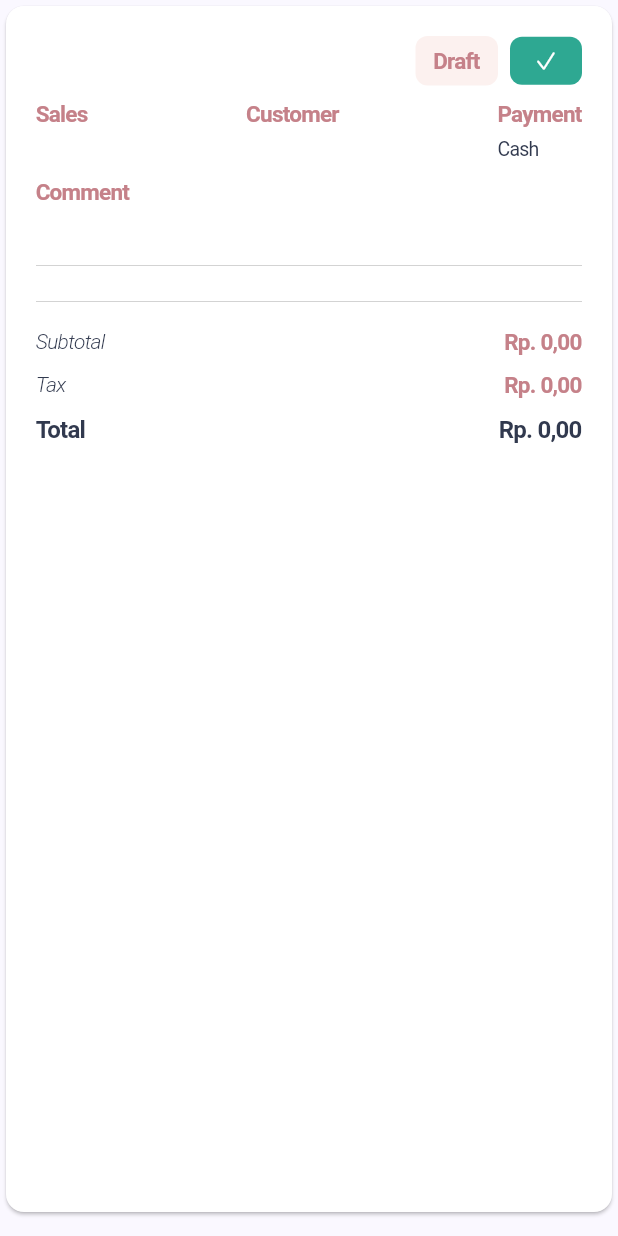
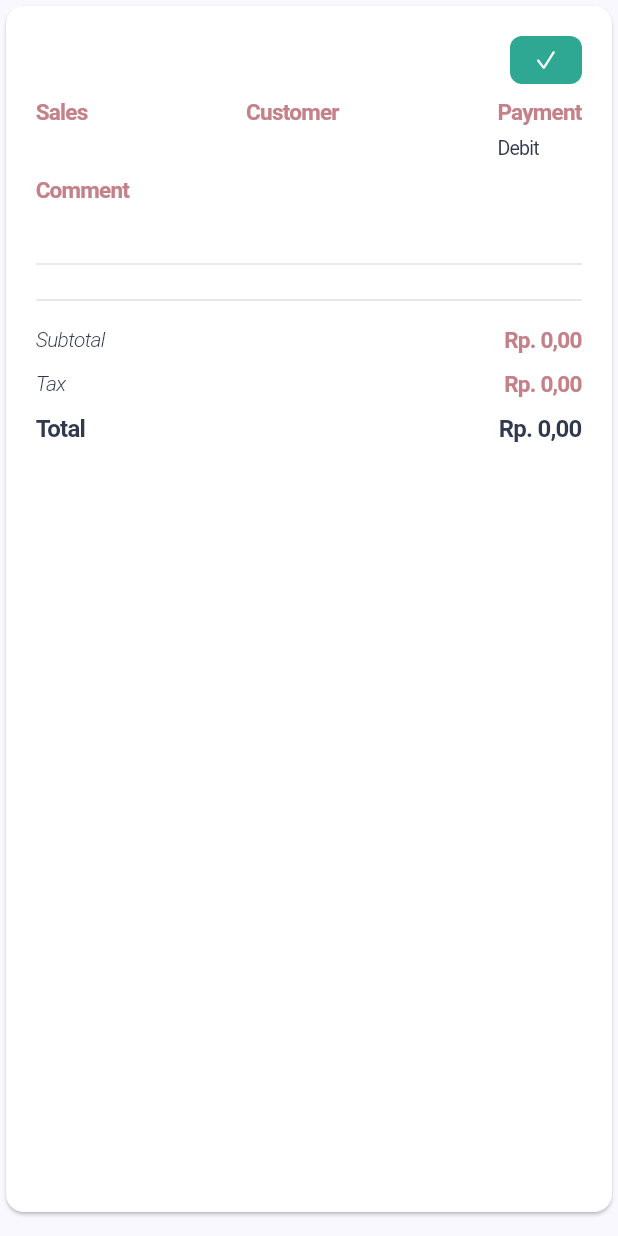
Before and after one commit to ChrisJulLimantoro/operational-app, a Flutter app: the TransactionCard widget shown alone on an empty page, opened directly with empty values, on a phone screen of 412 x 824 dp. Run offline on Flutter 3.47's test engine with Material 3 defaults, Android fonts, the light colour scheme and no system bars; our stand-ins replace dio, flutter_bloc, flutter_map, go_router, latlong2, permission_handler and 1 more; missing offline and left inert: flutter_pdfview, qr_code_scanner; accounts and stored records are empty; network calls fail.

Commit message:
feat: done create nota in mobile"

```diff
--- a/lib/helper/api.dart
+++ b/lib/helper/api.dart
@@ -8,7 +8,7 @@ import 'package:operational_app/helper/router.dart';
 
 class ApiHelper {
   static Dio dio = Dio(
-      // BaseOptions(baseUrl: 'http://192.168.0.101:3000'), // IP FOR WIFI GACOR
+      // BaseOptions(baseUrl: 'http://192.168.0.104:3000'), // IP FOR WIFI GACOR
       BaseOptions(baseUrl: 'http://127.0.0.1:3000'), //local IP for testing
     ) //local IP for testing
     ..interceptors.add(
--- a/lib/helper/router.dart
+++ b/lib/helper/router.dart
@@ -22,6 +22,7 @@ import 'package:operational_app/screen/stock_opname_screen.dart';
 import 'package:operational_app/screen/stock_out_add_screen.dart';
 import 'package:operational_app/screen/stock_out_screen.dart';
 import 'package:operational_app/screen/store_detail_screen.dart';
+import 'package:operational_app/screen/transaction_add_screen.dart';
 import 'package:operational_app/screen/transaction_detail_screen.dart';
 import 'package:operational_app/screen/transaction_screen.dart';
 import 'package:operational_app/screen/category_screen.dart';
@@ -123,6 +124,12 @@ final GoRouter router = GoRouter(
       },
     ),
     GoRoute(
+      path: '/transaction/add',
+      builder: (context, state) {
+        return const TransactionAddScreen();
+      },
+    ),
+    GoRoute(
       path: '/pdf-viewer',
       builder: (context, state) {
         final data = state.extra as Map<String, dynamic>;
--- a/lib/screen/pdf_viewer_screen.dart
+++ b/lib/screen/pdf_viewer_screen.dart
@@ -47,7 +47,7 @@ class PDFViewerScreenState extends State<PDFViewerScreen> {
     try {
       var response = await ApiHelper.get(
         context,
-        '/nota-mob/${widget.pdfUrl}',
+        '/nota/${widget.pdfUrl}',
         options: Options(responseType: ResponseType.bytes),
       );
 
--- a/lib/widget/transaction_card.dart
+++ b/lib/widget/transaction_card.dart
@@ -55,32 +55,32 @@ class _TransactionCardState extends State<TransactionCard> {
                     Row(
                       children: [
                         // Expandable Status Container
-                        Container(
-                          padding: const EdgeInsets.symmetric(
-                            horizontal: 12, // More padding for dynamic text
-                            vertical: 6,
-                          ),
-                          decoration: BoxDecoration(
-                            color: AppColors.pinkTertiary,
-                            borderRadius: BorderRadius.circular(8),
-                          ),
-                          alignment: Alignment.center,
-                          child: Text(
-                            trans.status == 0
-                                ? "Draft"
-                                : trans.status == 1
-                                ? "Pending"
-                                : trans.status == 2
-                                ? "Paid"
-                                : trans.status == 3
-                                ? "Taken"
-                                : "Cancel", // This text can expand dynamically
-                            style: AppTextStyles.labelPink,
-                          ),
-                        ),
-                        const SizedBox(
-                          width: 8,
-                        ), // Space between status and button
+                        // Container(
+                        //   padding: const EdgeInsets.symmetric(
+                        //     horizontal: 12, // More padding for dynamic text
+                        //     vertical: 6,
+                        //   ),
+                        //   decoration: BoxDecoration(
+                        //     color: AppColors.pinkTertiary,
+                        //     borderRadius: BorderRadius.circular(8),
+                        //   ),
+                        //   alignment: Alignment.center,
+                        //   child: Text(
+                        //     trans.status == 0
+                        //         ? "Draft"
+                        //         : trans.status == 1
+                        //         ? "Pending"
+                        //         : trans.status == 2
+                        //         ? "Paid"
+                        //         : trans.status == 3
+                        //         ? "Taken"
+                        //         : "Cancel", // This text can expand dynamically
+                        //     style: AppTextStyles.labelPink,
+                        //   ),
+                        // ),
+                        // const SizedBox(
+                        //   width: 8,
+                        // ), // Space between status and button
                         // Approve/Disapprove Button
                         trans.approve == 0
                             ? Container(
@@ -162,11 +162,11 @@ class _TransactionCardState extends State<TransactionCard> {
                         children: [
                           Text("Payment", style: AppTextStyles.labelPink),
                           Text(
-                            trans.paymentMethod == 0
+                            trans.paymentMethod == 1
                                 ? "Cash"
-                                : trans.paymentMethod == 1
-                                ? "Debit"
-                                : "QRIS",
+                                : trans.paymentMethod == 2
+                                ? "Transfer"
+                                : "Debit",
                             style: AppTextStyles.bodyBlue,
                           ),
                         ],
--- a/lib/widget/transaction_detail_card.dart
+++ b/lib/widget/transaction_detail_card.dart
@@ -44,7 +44,7 @@ class _TransactionDetailCardState extends State<TransactionDetailCard> {
                 children: [
                   Text(
                     CurrencyHelper.formatRupiah(
-                      widget.transactionProduct.price,
+                      widget.transactionProduct.totalPrice,
                     ),
                     style: AppTextStyles.labelPink,
                   ),
--- a/lib/widget/transaction_product_section.dart
+++ b/lib/widget/transaction_product_section.dart
@@ -31,6 +31,10 @@ class TransactionProductSection extends StatelessWidget {
           children: [
             Text(title, style: AppTextStyles.headingBlue),
             Divider(),
+            if (products.isEmpty)
+              Center(
+                child: Text("Belum ada produk", style: AppTextStyles.labelPink),
+              ),
             ...products.map(
               (product) => TransactionDetailCard(transactionProduct: product),
             ),
```
Also changed, not shown: lib/api/operation.dart (+34 -0 lines), lib/api/transaction.dart (+59 -0 lines), lib/model/transaction_operation.dart (+17 -0 lines), lib/model/transaction_product.dart (+19 -0 lines), lib/screen/transaction_screen.dart (+8 -0 lines), lib/widget/transaction_operation_section.dart (+6 -4 lines), 15 other files.
